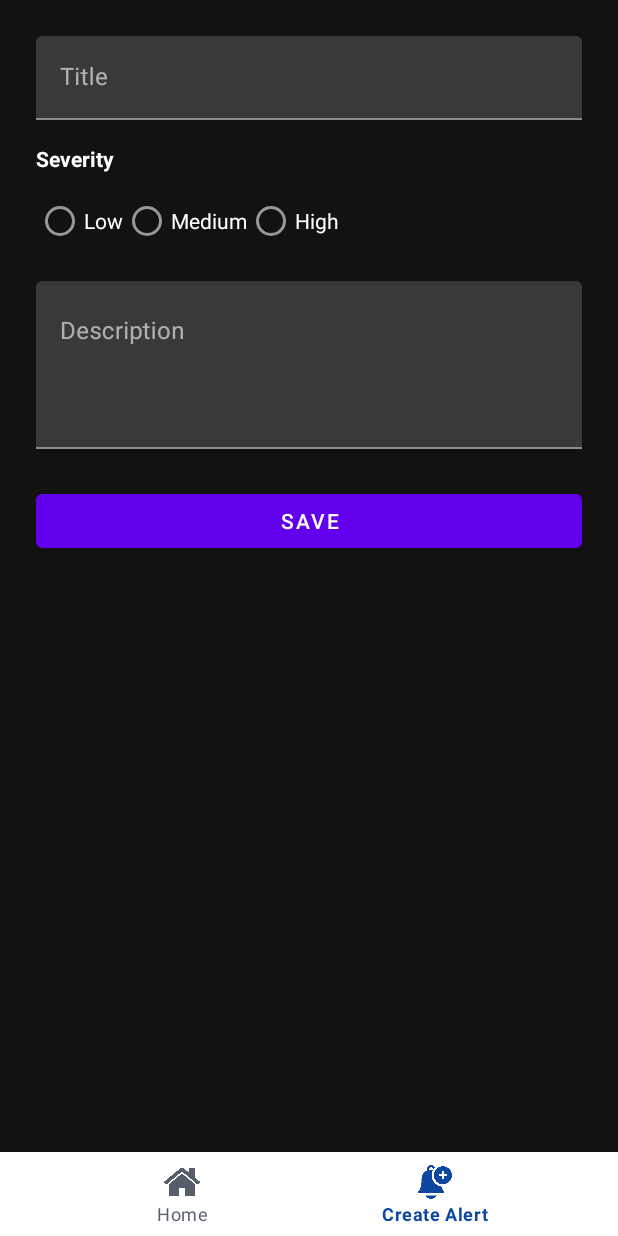
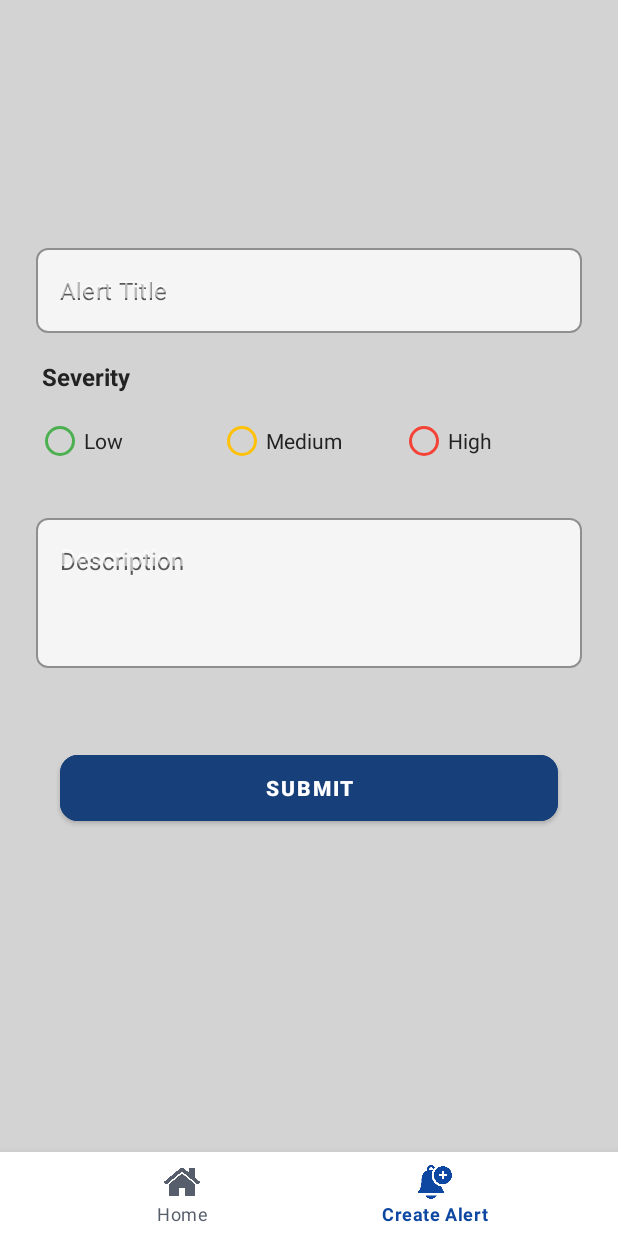
Before and after one commit to Amartyakaushik/AIWatchdog, an Android app: the AddIncidentFragment screen opened through its navigation route, on a phone screen of 412 x 824 dp. Run offline under Robolectric (Android 15) with nearby library versions, the phone set to English and light mode, and no system bars; our stand-ins replace navigation-ui.

Commit message:
Updated addIncidentList UI along with removing unnecessary files.

```diff
--- a/app/src/main/java/com/example/aiwatchdog/MainActivity.kt
+++ b/app/src/main/java/com/example/aiwatchdog/MainActivity.kt
@@ -3,12 +3,8 @@ package com.example.aiwatchdog
 import android.os.Bundle
 import androidx.appcompat.app.AppCompatActivity
 import androidx.appcompat.widget.Toolbar
-import androidx.fragment.app.Fragment
 import androidx.navigation.fragment.NavHostFragment
 import androidx.navigation.ui.setupWithNavController
-import com.example.aiwatchdog.ui.IncidentListFragment // Alerts tab
-import com.example.aiwatchdog.ui.AddIncidentFragment   // Create Alert tab
-import com.example.aiwatchdog.ui.HomeFragment
 import com.google.android.material.bottomnavigation.BottomNavigationView
 
 class MainActivity : AppCompatActivity() {
--- a/app/src/main/java/com/example/aiwatchdog/ui/AlertAdapter.kt
+++ b/app/src/main/java/com/example/aiwatchdog/ui/AlertAdapter.kt
@@ -6,6 +6,8 @@ import android.view.ViewGroup
 import android.widget.TextView
 import androidx.recyclerview.widget.RecyclerView
 import com.example.aiwatchdog.R
+
+data class Alert(val title: String, val description: String, val time: String)
 
 class AlertAdapter(private var alerts: List<Alert>) : RecyclerView.Adapter<AlertAdapter.AlertViewHolder>() {
     class AlertViewHolder(view: View) : RecyclerView.ViewHolder(view) {
--- a/app/src/main/res/layout/fragment_add_incident.xml
+++ b/app/src/main/res/layout/fragment_add_incident.xml
@@ -1,98 +1,142 @@
 <?xml version="1.0" encoding="utf-8"?>
-<androidx.core.widget.NestedScrollView xmlns:android="http://schemas.android.com/apk/res/android"
+<androidx.constraintlayout.widget.ConstraintLayout xmlns:android="http://schemas.android.com/apk/res/android"
     xmlns:app="http://schemas.android.com/apk/res-auto"
     android:layout_width="match_parent"
     android:layout_height="match_parent"
-    android:padding="24dp"
-    android:background="@color/dark_background">
-
-    <androidx.constraintlayout.widget.ConstraintLayout
-        android:layout_width="match_parent"
-        android:layout_height="wrap_content">
+    android:background="#D3D3D3">
 
     <com.google.android.material.textfield.TextInputLayout
         android:id="@+id/titleInputLayout"
-            android:layout_width="match_parent"
+        style="@style/Widget.MaterialComponents.TextInputLayout.OutlinedBox"
+        android:layout_width="0dp"
         android:layout_height="wrap_content"
-            android:hint="Title"
-            app:layout_constraintTop_toTopOf="parent">
+        android:hint="Alert Title"
+        app:hintTextColor="@color/hintColor"
+        app:boxBackgroundMode="outline"
+        app:boxCornerRadiusTopStart="8dp"
+        app:boxCornerRadiusTopEnd="8dp"
+        app:boxCornerRadiusBottomStart="8dp"
+        app:boxCornerRadiusBottomEnd="8dp"
+        app:boxStrokeColor="#B0B0B0"
+        app:boxBackgroundColor="#F5F5F5"
+        app:layout_constraintTop_toTopOf="parent"
+        app:layout_constraintStart_toStartOf="parent"
+        app:layout_constraintEnd_toEndOf="parent"
+        app:layout_constraintHorizontal_bias="0"
+        android:layout_marginTop="160dp"
+        android:layout_marginHorizontal="24dp">
 
         <com.google.android.material.textfield.TextInputEditText
             android:id="@+id/titleEditText"
             android:layout_width="match_parent"
             android:layout_height="wrap_content"
             android:inputType="text"
-                android:maxLines="1" />
-
+            android:hint="Alert Title"
+            android:textColor="@color/black"
+            android:textColorHint="@color/hintColor"/>
     </com.google.android.material.textfield.TextInputLayout>
 
     <TextView
         android:id="@+id/severityLabel"
         android:layout_width="wrap_content"
         android:layout_height="wrap_content"
-            android:layout_marginTop="16dp"
         android:text="Severity"
         android:textStyle="bold"
-            android:textColor="@color/white"
+        android:textColor="#222"
+        android:textSize="16sp"
+        app:layout_constraintTop_toBottomOf="@id/titleInputLayout"
         app:layout_constraintStart_toStartOf="parent"
-            app:layout_constraintTop_toBottomOf="@id/titleInputLayout" />
+        android:layout_marginTop="18dp"
+        android:layout_marginStart="28dp"/>
 
     <RadioGroup
         android:id="@+id/severityRadioGroup"
-            android:layout_width="match_parent"
+        android:layout_width="0dp"
         android:layout_height="wrap_content"
+        android:orientation="horizontal"
+        app:layout_constraintTop_toBottomOf="@id/severityLabel"
+        app:layout_constraintStart_toStartOf="parent"
+        app:layout_constraintEnd_toEndOf="parent"
         android:layout_marginTop="8dp"
-            android:orientation="horizontal"
-            app:layout_constraintTop_toBottomOf="@id/severityLabel">
+        android:layout_marginStart="24dp"
+        android:layout_marginEnd="24dp">
 
         <RadioButton
             android:id="@+id/lowRadioButton"
-                android:layout_width="wrap_content"
+            android:layout_width="0dp"
             android:layout_height="wrap_content"
+            android:layout_weight="1"
             android:text="Low"
-                android:textColor="@color/white" />
+            android:buttonTint="#4CAF50"
+            android:textColor="#222"
+            android:background="@android:color/transparent"/>
 
         <RadioButton
             android:id="@+id/mediumRadioButton"
-                android:layout_width="wrap_content"
+            android:layout_width="0dp"
             android:layout_height="wrap_content"
+            android:layout_weight="1"
             android:text="Medium"
-                android:textColor="@color/white" />
+            android:buttonTint="#FFC107"
+            android:textColor="#222"
+            android:background="@android:color/transparent"/>
 
         <RadioButton
             android:id="@+id/highRadioButton"
-                android:layout_width="wrap_content"
+            android:layout_width="0dp"
             android:layout_height="wrap_content"
+            android:layout_weight="1"
             android:text="High"
-                android:textColor="@color/white" />
-
+            android:buttonTint="#F44336"
+            android:textColor="#222"
+            android:background="@android:color/transparent"/>
     </RadioGroup>
 
     <com.google.android.material.textfield.TextInputLayout
         android:id="@+id/descriptionInputLayout"
-            android:layout_width="match_parent"
+        style="@style/Widget.MaterialComponents.TextInputLayout.OutlinedBox"
+        android:layout_width="0dp"
         android:layout_height="wrap_content"
-            android:layout_marginTop="16dp"
         android:hint="Description"
-            app:layout_constraintTop_toBottomOf="@id/severityRadioGroup">
+        app:hintTextColor="@color/hintColor"
+        app:boxBackgroundMode="outline"
+        app:boxCornerRadiusTopStart="8dp"
+        app:boxCornerRadiusTopEnd="8dp"
+        app:boxCornerRadiusBottomStart="8dp"
+        app:boxCornerRadiusBottomEnd="8dp"
+        app:boxStrokeColor="#B0B0B0"
+        app:boxBackgroundColor="#F5F5F5"
+        app:layout_constraintTop_toBottomOf="@id/severityRadioGroup"
+        app:layout_constraintStart_toStartOf="parent"
+        app:layout_constraintEnd_toEndOf="parent"
+        android:layout_marginTop="22dp"
+        android:layout_marginHorizontal="24dp">
 
         <com.google.android.material.textfield.TextInputEditText
             android:id="@+id/descriptionEditText"
             android:layout_width="match_parent"
-                android:layout_height="wrap_content"
+            android:layout_height="100dp"
+            android:inputType="textMultiLine"
+            android:minLines="3"
+            android:hint="Description"
             android:gravity="top"
-                android:inputType="textMultiLine"
-                android:minLines="4" />
-
+            android:textColor="@color/black"
+            android:textColorHint="@color/hintColor"/>
     </com.google.android.material.textfield.TextInputLayout>
 
-        <Button
+    <com.google.android.material.button.MaterialButton
         android:id="@+id/submitButton"
-            android:layout_width="match_parent"
-            android:layout_height="wrap_content"
-            android:layout_marginTop="24dp"
-            android:text="Save"
-            app:layout_constraintTop_toBottomOf="@id/descriptionInputLayout" />
+        android:layout_width="0dp"
+        android:layout_height="56dp"
+        android:text="Submit"
+        android:textColor="#FFFFFF"
+        android:textStyle="bold"
+        android:backgroundTint="#17407B"
+        app:cornerRadius="12dp"
+        app:layout_constraintTop_toBottomOf="@id/descriptionInputLayout"
+        app:layout_constraintStart_toStartOf="parent"
+        app:layout_constraintEnd_toEndOf="parent"
+        android:layout_marginTop="52dp"
+        android:layout_marginHorizontal="40dp"/>
 
 </androidx.constraintlayout.widget.ConstraintLayout>
-</androidx.core.widget.NestedScrollView>
--- a/app/src/main/res/values/colors.xml
+++ b/app/src/main/res/values/colors.xml
@@ -18,4 +18,5 @@
     <color name="onPrimary">#FFFFFF</color>
     <color name="onBackground">#222222</color>
     <color name="onSurface">#222222</color>
+    <color name="hintColor">#BF222222</color>
 </resources>
```
Also changed, not shown: app/src/main/java/com/example/aiwatchdog/ui/HomeFragment.kt (deleted, +0 -52 lines), app/src/main/res/layout/fragment_home.xml (deleted, +0 -51 lines). Lines whose indentation alone changed are shown as unchanged.
